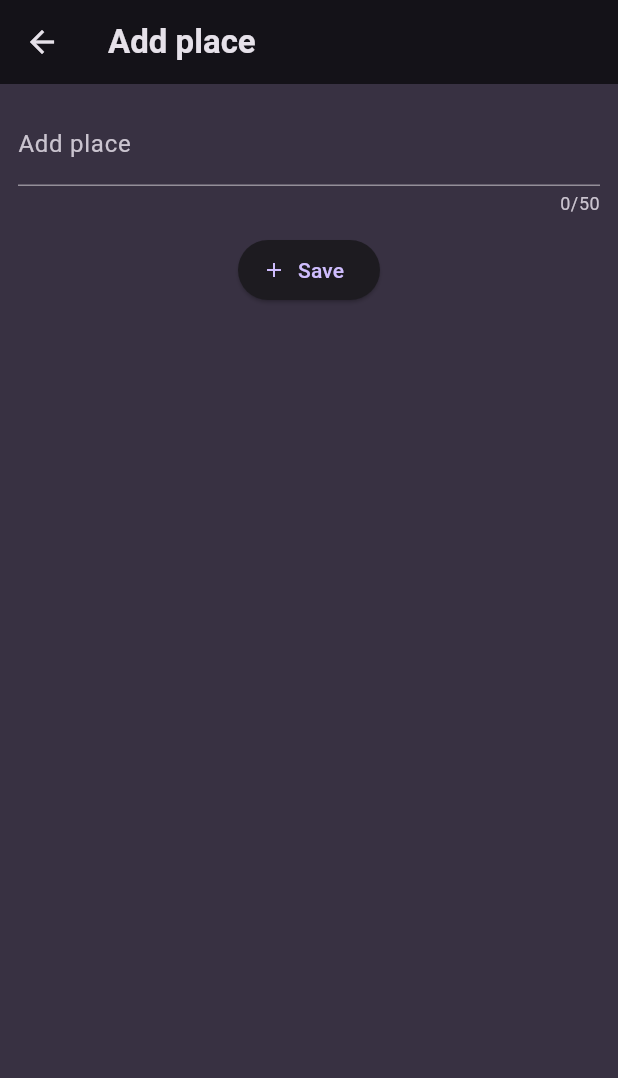
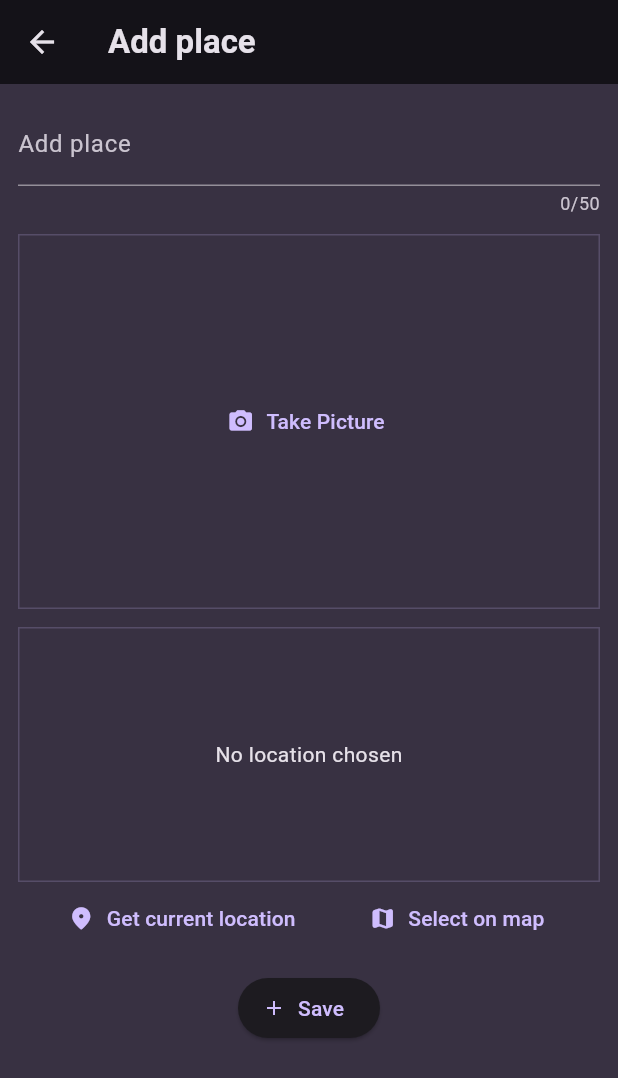
Before and after one commit to kondetisidhartha/flutter-projects, a Flutter app: the AddPlaceScreen screen opened directly, on a phone screen of 412 x 824 dp. Shown: the top 1078 px of the screen. Run offline on Flutter 3.47's test engine with Material 3 defaults, Android fonts, the phone set to English and light mode, and no system bars; our stand-ins replace flutter_riverpod, google_fonts, image_picker, location, transparent_image.

Commit message:
dummy map container

```diff
--- a/07.favourite_places/lib/models/place.dart
+++ b/07.favourite_places/lib/models/place.dart
@@ -1,10 +1,13 @@
+import 'dart:io';
+
 import 'package:uuid/uuid.dart';
 
 const uuid = Uuid();
 
 class Place {
-  Place({required this.name}) : id = uuid.v4();
+  Place({required this.name, required this.image}) : id = uuid.v4();
 
   final String id;
   final String name;
+  final File image;
 }
--- a/07.favourite_places/lib/screens/add_place.dart
+++ b/07.favourite_places/lib/screens/add_place.dart
@@ -1,5 +1,9 @@
+import 'dart:io';
+
 import 'package:favourite_places/providers/places_provider.dart';
 import 'package:favourite_places/utils/custom_colors.dart';
+import 'package:favourite_places/widgets/image_input.dart';
+import 'package:favourite_places/widgets/location_input.dart';
 import 'package:flutter/material.dart';
 import 'package:flutter_riverpod/flutter_riverpod.dart';
 
@@ -7,7 +11,7 @@ class AddPlaceScreen extends ConsumerStatefulWidget {
   const AddPlaceScreen({super.key});
 
   @override
-  ConsumerState<ConsumerStatefulWidget> createState() {
+  ConsumerState<AddPlaceScreen> createState() {
     return _AddPlaceScreenState();
   }
 }
@@ -15,11 +19,14 @@ class AddPlaceScreen extends ConsumerStatefulWidget {
 class _AddPlaceScreenState extends ConsumerState<AddPlaceScreen> {
   final _formKey = GlobalKey<FormState>();
   String _enteredPlace = "";
+  File? _selectedImage;
 
   void savePlace() {
-    if (_formKey.currentState!.validate()) {
+    if (_formKey.currentState!.validate() || _selectedImage != null) {
       _formKey.currentState!.save();
-      ref.read(placesProvider.notifier).updatePlaces(_enteredPlace);
+      ref
+          .read(placesProvider.notifier)
+          .updatePlaces(_enteredPlace, _selectedImage!);
       Navigator.of(context).pop();
     }
   }
@@ -52,6 +59,13 @@ class _AddPlaceScreenState extends ConsumerState<AddPlaceScreen> {
                   _enteredPlace = value!;
                 },
               ),
+              // Image Input
+              const SizedBox(height: 12),
+              ImageInput(onPickImage: (image) {
+                _selectedImage = image;
+              }),
+              const SizedBox(height: 12),
+              LocationInput(),
               const SizedBox(height: 12),
               ElevatedButton.icon(
                 onPressed: savePlace,
--- /dev/null
+++ b/07.favourite_places/lib/widgets/image_input.dart
@@ -0,0 +1,68 @@
+import 'dart:io';
+
+import 'package:flutter/material.dart';
+import 'package:image_picker/image_picker.dart';
+
+class ImageInput extends StatefulWidget {
+  const ImageInput({super.key, required this.onPickImage});
+
+  final void Function(File image) onPickImage;
+
+  @override
+  State<StatefulWidget> createState() {
+    return _ImageInput();
+  }
+}
+
+class _ImageInput extends State<ImageInput> {
+  File? _selectedImage;
+
+  void _takePicture() async {
+    final imagePicker = ImagePicker();
+    final pickedImage =
+        await imagePicker.pickImage(source: ImageSource.camera, maxWidth: 600);
+
+    if (pickedImage == null) {
+      return;
+    }
+
+    setState(() {
+      _selectedImage = File(pickedImage.path);
+    });
+
+    widget.onPickImage(_selectedImage!);
+  }
+
+  @override
+  Widget build(BuildContext context) {
+    Widget content = TextButton.icon(
+        onPressed: _takePicture,
+        icon: const Icon(Icons.camera_alt),
+        label: const Text("Take Picture"));
+
+    if (_selectedImage != null) {
+      content = GestureDetector(
+        onTap: _takePicture,
+        child: Image.file(
+          _selectedImage!,
+          fit: BoxFit.cover,
+          width: double.infinity,
+          height: double.infinity,
+        ),
+      );
+    }
+
+    return Container(
+      decoration: BoxDecoration(
+        border: Border.all(
+          width: 1,
+          color: Theme.of(context).colorScheme.primary.withOpacity(0.2),
+        ),
+      ),
+      height: 250,
+      width: double.infinity,
+      alignment: Alignment.center,
+      child: content,
+    );
+  }
+}
--- /dev/null
+++ b/07.favourite_places/lib/widgets/location_input.dart
@@ -0,0 +1,92 @@
+import 'package:favourite_places/utils/custom_colors.dart';
+import 'package:flutter/material.dart';
+import 'package:location/location.dart';
+
+class LocationInput extends StatefulWidget {
+  const LocationInput({super.key});
+
+  @override
+  State<StatefulWidget> createState() {
+    return _LocationInputState();
+  }
+}
+
+class _LocationInputState extends State<LocationInput> {
+  // Location? userLocation;
+  var _isGettingLocation = false;
+
+  void _getCurrentLocation() async {
+    Location location = Location();
+
+    bool serviceEnabled;
+    PermissionStatus permissionGranted;
+    LocationData locationData;
+
+    serviceEnabled = await location.serviceEnabled();
+    if (!serviceEnabled) {
+      serviceEnabled = await location.requestService();
+      if (!serviceEnabled) {
+        return;
+      }
+    }
+
+    permissionGranted = await location.hasPermission();
+    if (permissionGranted == PermissionStatus.denied) {
+      permissionGranted = await location.requestPermission();
+      if (permissionGranted != PermissionStatus.granted) {
+        return;
+      }
+    }
+
+    setState(() {
+      _isGettingLocation = true;
+    });
+
+    locationData = await location.getLocation();
+
+    setState(() {
+      _isGettingLocation = false;
+    });
+  }
+
+  @override
+  Widget build(BuildContext context) {
+    return Column(
+      children: [
+        Container(
+          alignment: Alignment.center,
+          height: 170,
+          width: double.infinity,
+          decoration: BoxDecoration(
+            border: Border.all(
+              width: 1,
+              color: Theme.of(context).colorScheme.primary.withOpacity(0.2),
+            ),
+          ),
+          child: _isGettingLocation
+              ? const CircularProgressIndicator()
+              : Text(
+                  "No location chosen",
+                  textAlign: TextAlign.center,
+                  style: bodyMediumOnBackground(context),
+                ),
+        ),
+        Row(
+          mainAxisAlignment: MainAxisAlignment.spaceEvenly,
+          children: [
+            TextButton.icon(
+              icon: const Icon(Icons.location_on_rounded),
+              label: const Text("Get current location"),
+              onPressed: _getCurrentLocation,
+            ),
+            TextButton.icon(
+              icon: const Icon(Icons.map_rounded),
+              label: const Text("Select on map"),
+              onPressed: () {},
+            ),
+          ],
+        ),
+      ],
+    );
+  }
+}
--- a/07.favourite_places/lib/widgets/places_list.dart
+++ b/07.favourite_places/lib/widgets/places_list.dart
@@ -33,6 +33,10 @@ class PlacesList extends ConsumerWidget {
             itemCount: addedPlaces.length,
             itemBuilder: (ctx, index) {
               return ListTile(
+                leading: CircleAvatar(
+                  radius: 20,
+                  backgroundImage: FileImage(addedPlaces[index].image),
+                ),
                 onTap: () => showPlaceDetails(addedPlaces[index]),
                 title: Text(addedPlaces[index].name),
               );
--- a/07.favourite_places/pubspec.yaml
+++ b/07.favourite_places/pubspec.yaml
@@ -38,6 +38,9 @@ dependencies:
   google_fonts: ^6.1.0
   flutter_riverpod: ^2.4.9
   uuid: ^4.2.2
+  image_picker: ^1.0.5
+  transparent_image: ^2.0.1
+  location: ^5.0.3
 
 dev_dependencies:
   flutter_test:
```
Also changed, not shown: 07.favourite_places/lib/providers/places_provider.dart (+6 -7 lines), 07.favourite_places/lib/screens/place_detail.dart (+9 -5 lines).
